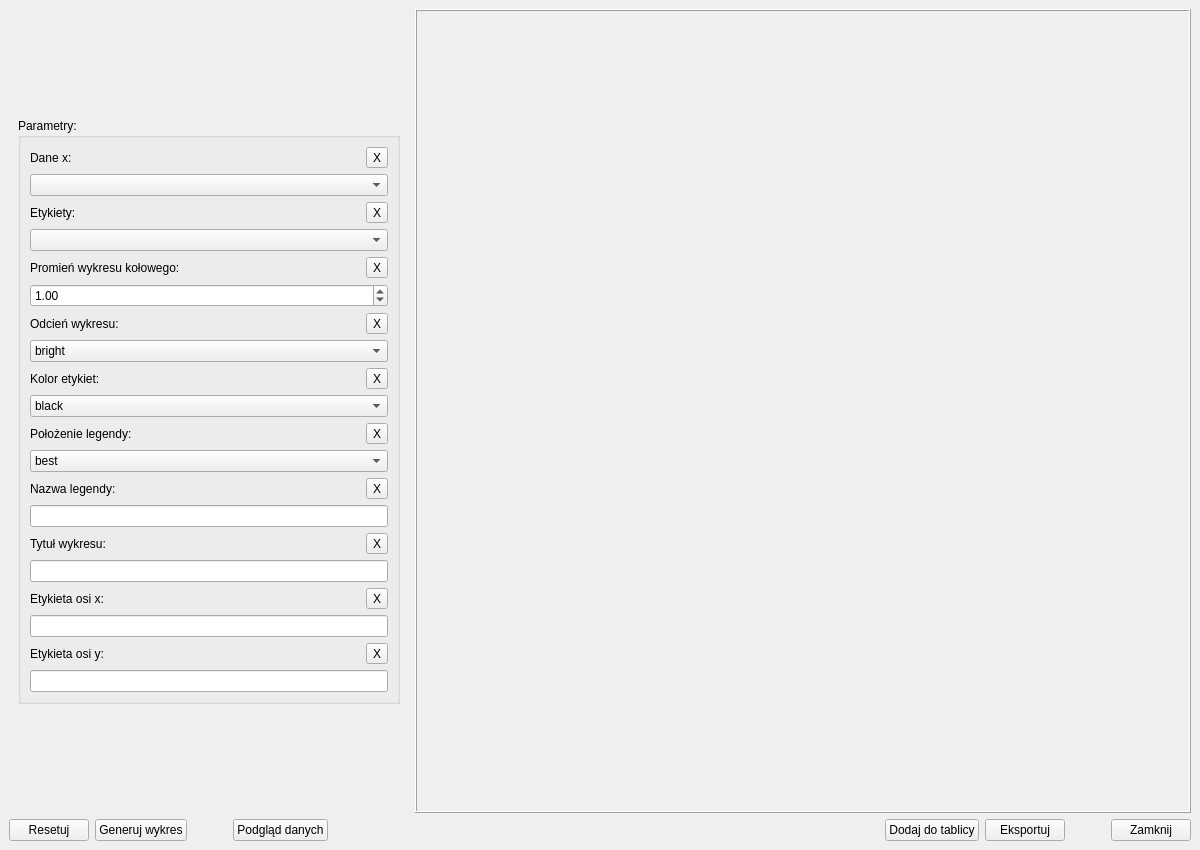
Above: ui/Plots/pie-plot-window.ui from OskarLewandowski/dex-data-experience before the change. Below: the same form after it.
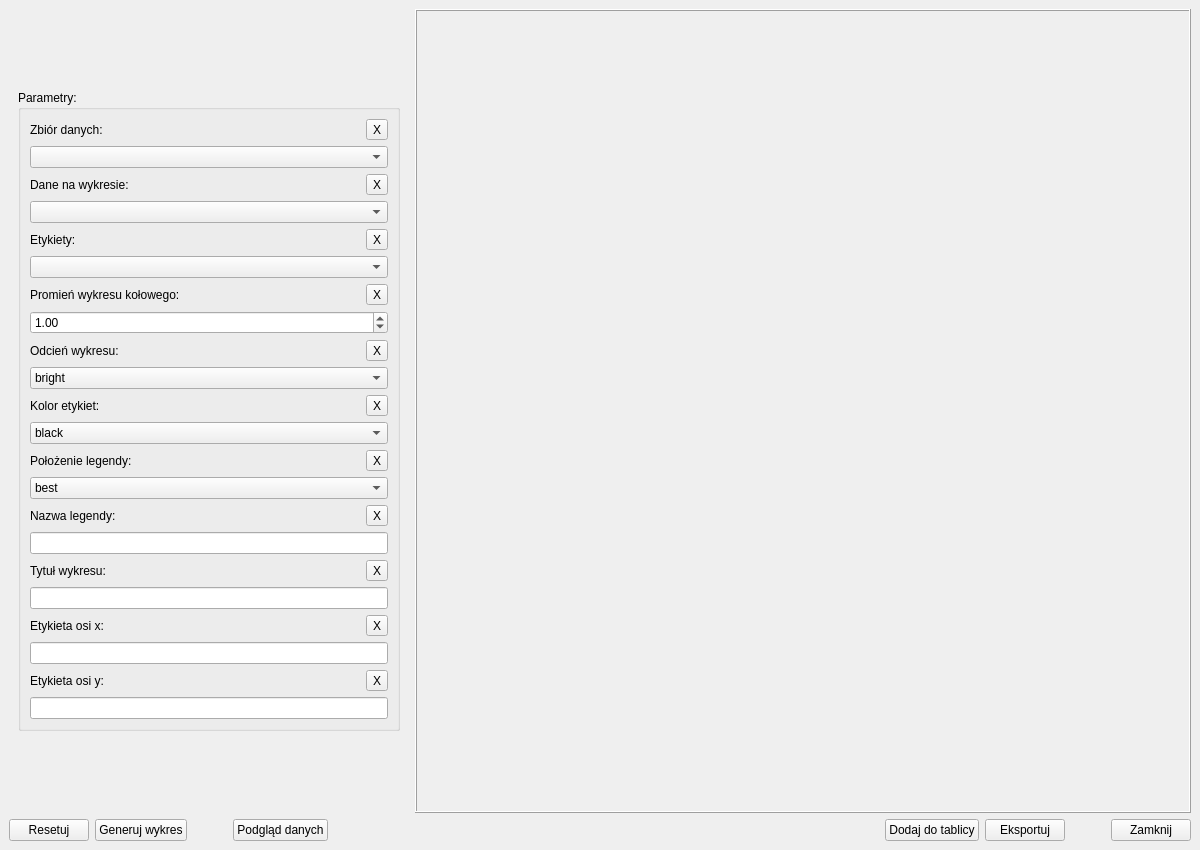
That is the form after the change.

Commit message: add update x, y fields by data fields

The edit to the form file:
```diff
--- a/ui/Plots/pie-plot-window.ui
+++ b/ui/Plots/pie-plot-window.ui
@@ -71,8 +71,8 @@
               <rect>
                <x>0</x>
                <y>0</y>
-               <width>400</width>
-               <height>702</height>
+               <width>383</width>
+               <height>708</height>
               </rect>
              </property>
              <layout class="QVBoxLayout" name="verticalLayout_4">
@@ -94,6 +94,54 @@
                  <string>Parametry:</string>
                 </property>
                 <layout class="QVBoxLayout" name="verticalLayout_13">
+                 <item>
+                  <layout class="QVBoxLayout" name="verticalLayout_6">
+                   <item>
+                    <layout class="QHBoxLayout" name="horizontalLayout_6">
+                     <item>
+                      <widget class="QLabel" name="label_4">
+                       <property name="text">
+                        <string>Zbiór danych:</string>
+                       </property>
+                      </widget>
+                     </item>
+                     <item>
+                      <spacer name="horizontalSpacer_7">
+                       <property name="orientation">
+                        <enum>Qt::Horizontal</enum>
+                       </property>
+                       <property name="sizeHint" stdset="0">
+                        <size>
+                         <width>40</width>
+                         <height>20</height>
+                        </size>
+                       </property>
+                      </spacer>
+                     </item>
+                     <item>
+                      <widget class="QToolButton" name="toolButton_Data">
+                       <property name="text">
+                        <string>X</string>
+                       </property>
+                      </widget>
+                     </item>
+                    </layout>
+                   </item>
+                   <item>
+                    <widget class="QComboBox" name="comboBox_Data">
+                     <property name="minimumSize">
+                      <size>
+                       <width>250</width>
+                       <height>0</height>
+                      </size>
+                     </property>
+                     <property name="placeholderText">
+                      <string>Wybierz zbiór danych...</string>
+                     </property>
+                    </widget>
+                   </item>
+                  </layout>
+                 </item>
                  <item>
                   <layout class="QVBoxLayout" name="verticalLayout">
                    <item>
@@ -101,7 +149,7 @@
                      <item>
                       <widget class="QLabel" name="label_2">
                        <property name="text">
-                        <string>Dane x:</string>
+                        <string>Dane na wykresie:</string>
                        </property>
                       </widget>
                      </item>
@@ -225,6 +273,9 @@
                    </item>
                    <item>
                     <widget class="QDoubleSpinBox" name="doubleSpinBox_Radius">
+                     <property name="minimum">
+                      <double>0.100000000000000</double>
+                     </property>
                      <property name="maximum">
                       <double>100.000000000000000</double>
                      </property>
```
Left out of the diff: 24 changed lines with no effect on the pictures. The commit also changes 3 other files.
